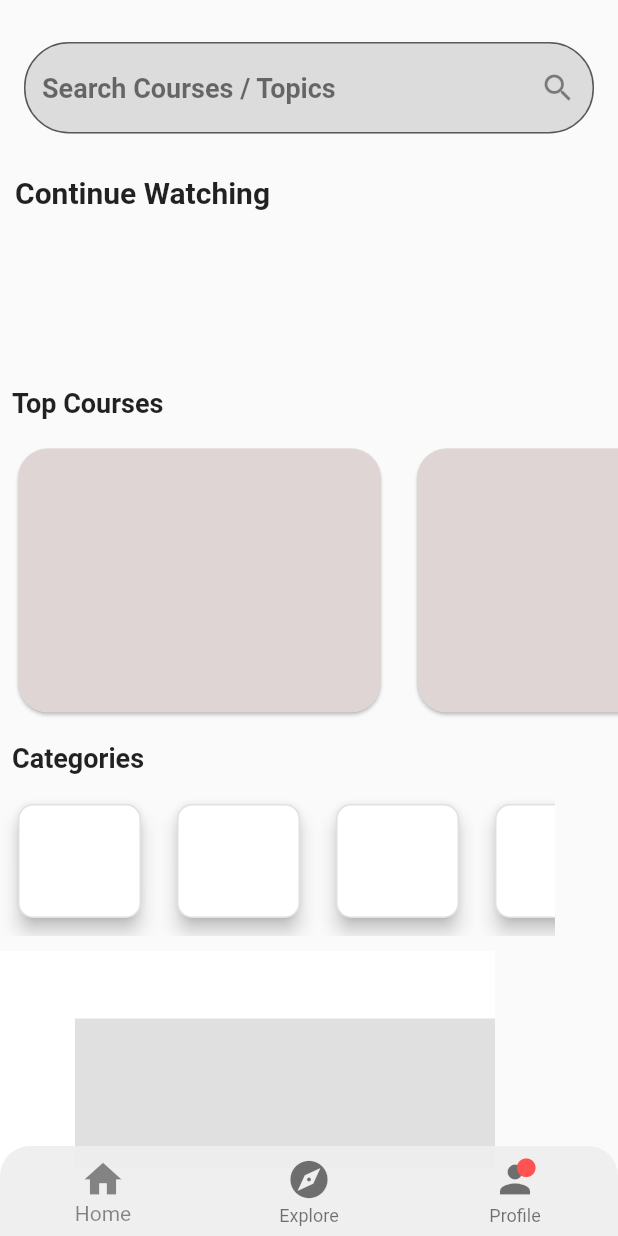
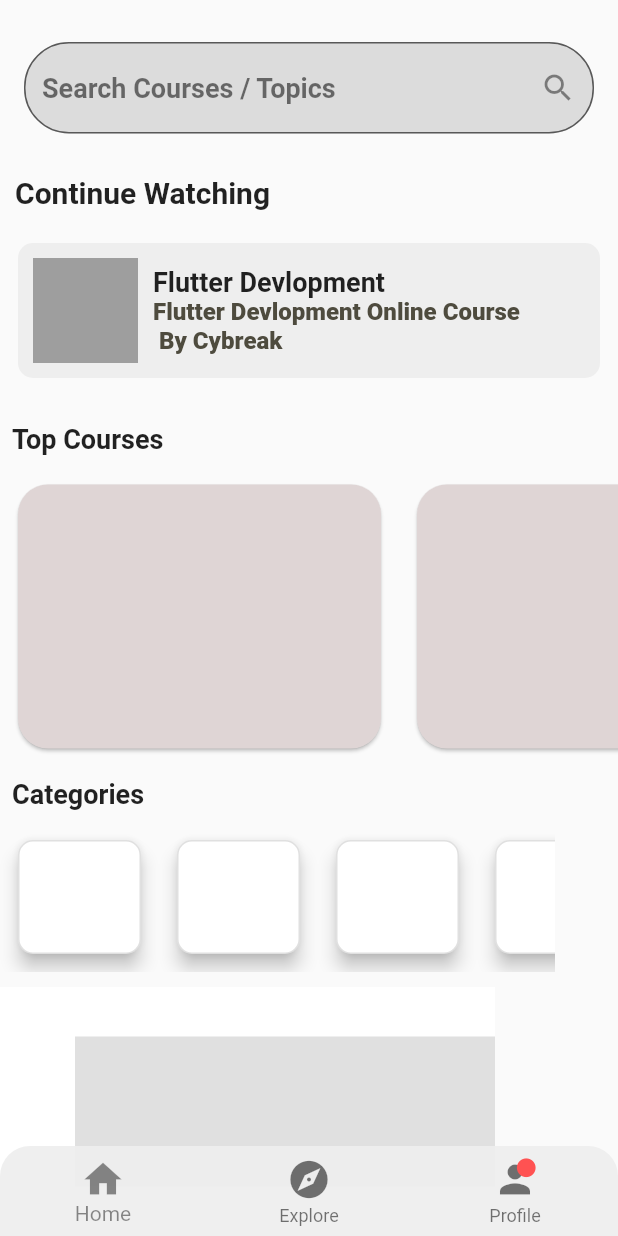
Before and after one commit to sho3bshaikh/cybereak, a Flutter app: the screen it shows after launch, on a phone screen of 412 x 824 dp. Run offline on Flutter 3.47's test engine with Material 2 defaults, Android fonts, the phone set to English and light mode, and no system bars.

Commit message:
Continue Watching

```diff
--- a/lib/home_page.dart
+++ b/lib/home_page.dart
@@ -82,10 +82,6 @@ class MyHomepage extends StatelessWidget {
                       icon: const Icon(Icons.search),
                       onPressed: () {},
                     ),
-                    // prefixIcon: IconButton(
-                    //   icon: const Icon(Icons.clear),
-                    //   onPressed: () => _searchController.clear(),
-                    // ),
                     border: OutlineInputBorder(
                       borderRadius: BorderRadius.circular(30.0),
                     ),
@@ -111,14 +107,56 @@ class MyHomepage extends StatelessWidget {
             const SizedBox(
               height: 10,
             ),
-            Container(
-              height: 100,
-              width: 300,
-              child: ListView(
-                shrinkWrap: true,
-                scrollDirection: Axis.horizontal,
-                children: const [],
+            Padding(
+              padding: const EdgeInsets.all(8.0),
+              child: Card(
+                elevation: 0,
+                color: Colors.grey[200],
+                shape: const RoundedRectangleBorder(
+                    borderRadius: BorderRadius.all(Radius.circular(10))),
+                child: Column(
+                  children: [
+                    Padding(
+                      padding: const EdgeInsets.all(10),
+                      child: Row(
+                        children: [
+                          Container(
+                            height: 70,
+                            width: 70,
+                            color: Colors.grey,
+                          ),
+                          const SizedBox(
+                            width: 10,
+                          ),
+                          Column(
+                            crossAxisAlignment: CrossAxisAlignment.start,
+                            children: const [
+                              Text(
+                                "Flutter Devlopment",
+                                style: TextStyle(
+                                  fontSize: 18,
+                                  fontWeight: FontWeight.bold,
+                                ),
+                              ),
+                              Text(
+                                "Flutter Devlopment Online Course \n By Cybreak",
+                                style: TextStyle(
+                                  fontSize: 16,
+                                  color: Color.fromARGB(255, 78, 75, 62),
+                                  fontWeight: FontWeight.w800,
+                                ),
+                              ),
+                            ],
+                          ),
+                        ],
+                      ),
+                    ),
+                  ],
+                ),
               ),
+            ),
+            const SizedBox(
+              height: 10,
             ),
             const Padding(
               padding: EdgeInsets.all(8.0),
```
